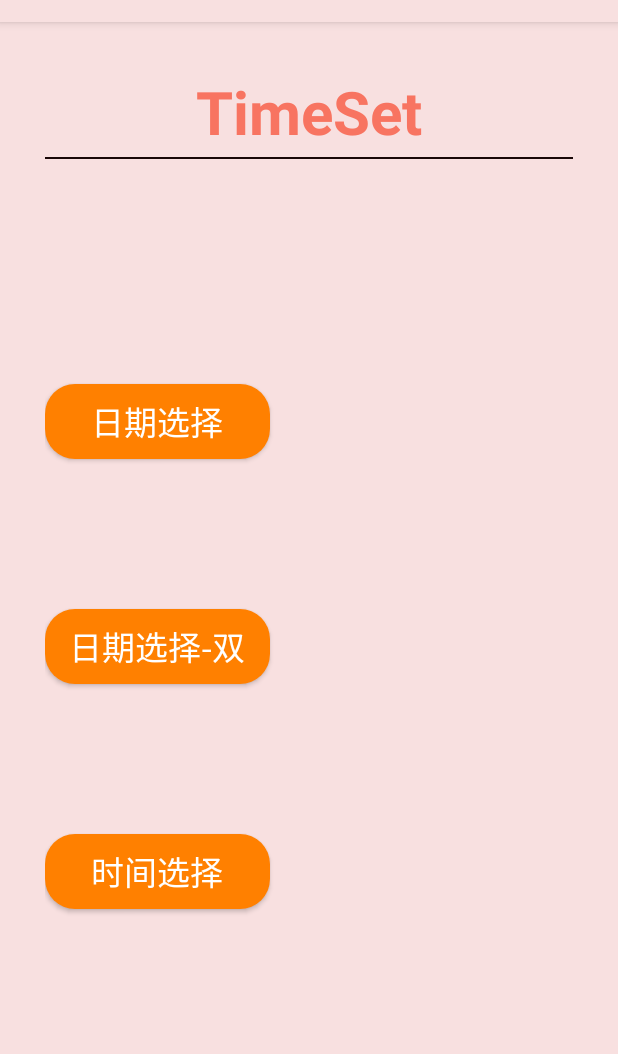
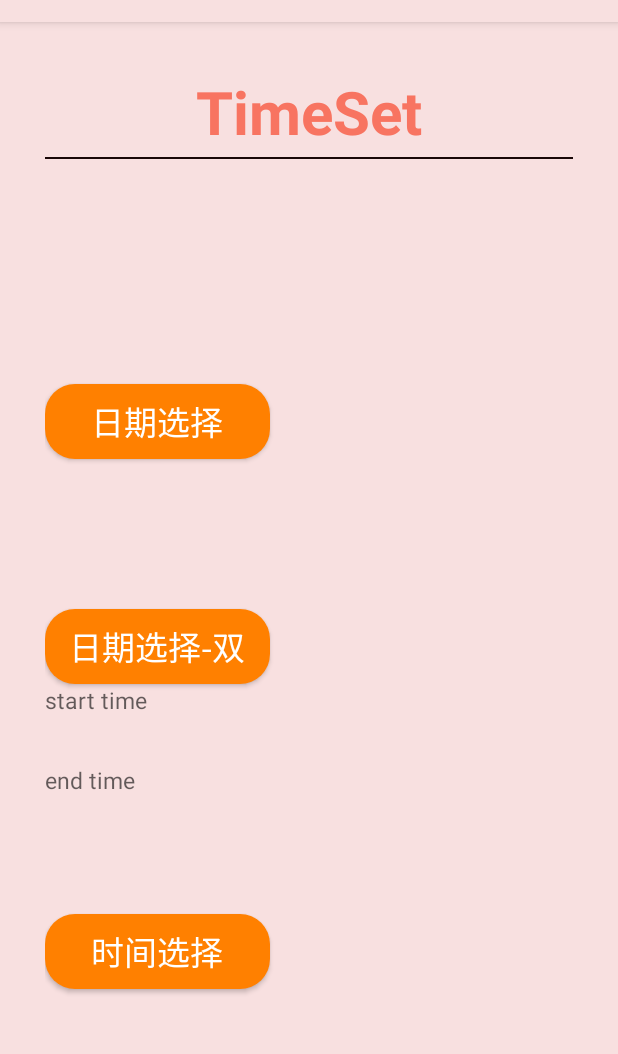
Before and after one commit to SongXingchen19/com.swufe.work, an Android app: the screen it shows after launch (MainActivity), on a phone screen of 412 x 824 dp, the part 62-1116 px from its top. Run offline under Robolectric (Android 15) with nearby library versions, the phone set to English and light mode, and no system bars.

Commit message:
commit 2 MainActivity 界面设计（第5次） 完善MainActivity.java

```diff
--- a/app/src/main/res/layout/activity_main.xml
+++ b/app/src/main/res/layout/activity_main.xml
@@ -60,12 +60,24 @@
          />
 
     <TextView
-        android:id="@+id/day_double"
+        android:id="@+id/day_double1"
         android:layout_width="206dp"
         android:layout_height="40dp"
         android:lineSpacingExtra="27dp"
         android:textColor="#333333"
         android:textSize="15sp"
+        android:hint="@string/start_time"
+        />
+
+    <TextView
+        android:id="@+id/day_double2"
+        android:layout_width="206dp"
+        android:layout_height="40dp"
+        android:lineSpacingExtra="27dp"
+        android:textColor="#333333"
+        android:textSize="15sp"
+        android:hint="@string/end_time"
+        android:layout_marginTop="13dp"
         />
 
 
--- a/app/src/main/res/values/strings.xml
+++ b/app/src/main/res/values/strings.xml
@@ -2,4 +2,6 @@
     <string name="app_name">com.swufe.work</string>
     <string name="time">Time</string>
     <string name="calender">Calender</string>
+    <string name="start_time">start time</string>
+    <string name="end_time">end time</string>
 </resources>
```
Also changed, not shown: app/src/main/java/com/swufe/comswufework/MainActivity.java (+47 -4 lines).
